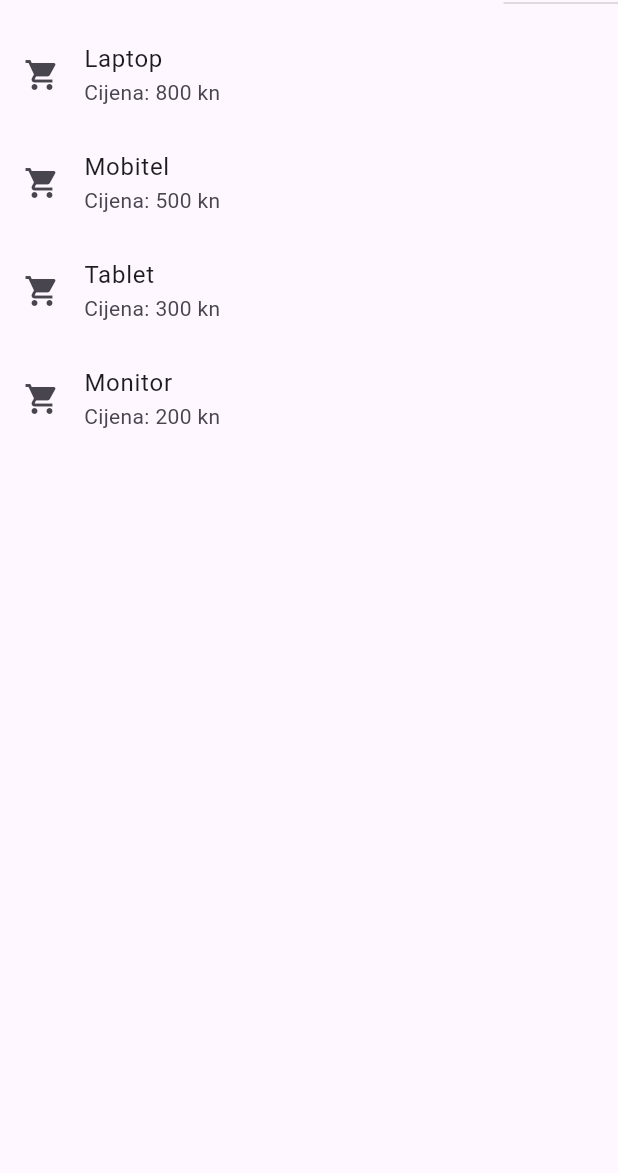
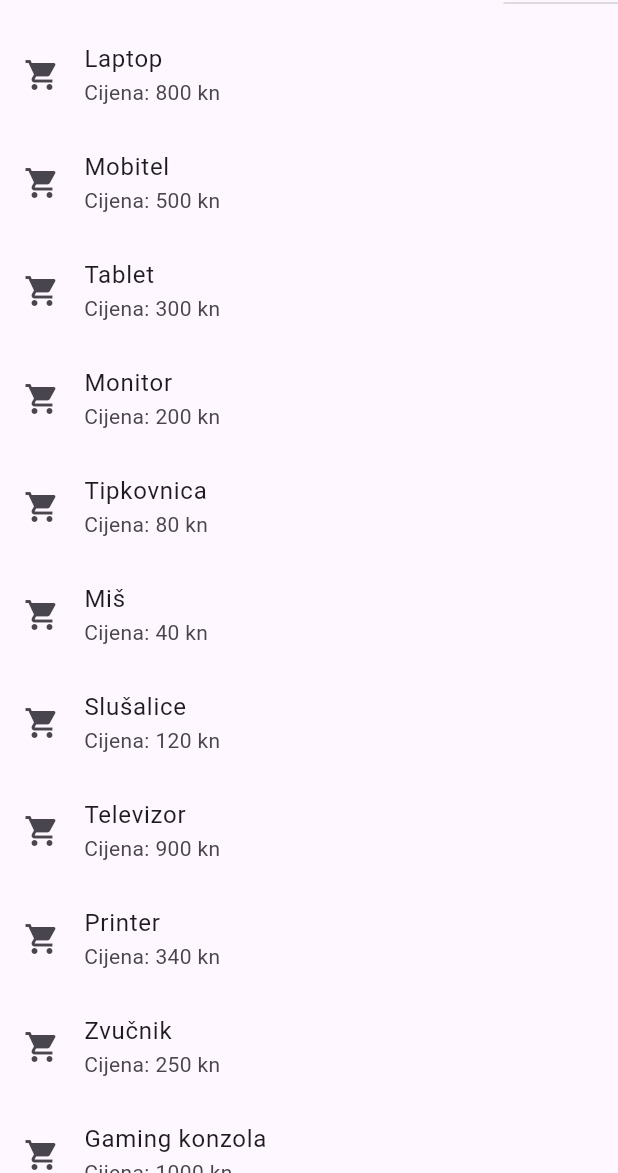
Before and after one commit to dperinic24/reciklirajuci_pogledi_demo, a Flutter app: the screen it shows after launch, on a phone screen of 412 x 824 dp, the part 63-1236 px from its top. Run offline on Flutter 3.47's test engine with Material 3 defaults, Android fonts, the phone set to English and light mode, and no system bars.

Commit message:
Dodano više proizvoda u listu objekata klase Produkt

```diff
--- a/lib/main.dart
+++ b/lib/main.dart
@@ -26,6 +26,16 @@ class _HomePageState extends State<HomePage> {
         Produkt('Mobitel', 500),
         Produkt('Tablet', 300),
         Produkt('Monitor', 200),
+        Produkt('Tipkovnica', 80),
+        Produkt('Miš', 40),
+        Produkt('Slušalice', 120),
+        Produkt('Televizor', 900),
+        Produkt('Printer', 340),
+        Produkt('Zvučnik', 250),
+        Produkt('Gaming konzola', 1000),
+        Produkt('Earbuds', 110),
+        Produkt('Satelit', 600),
+        Produkt('Novčanik', 90),
       ];
   @override
   Widget build(BuildContext context) {
```
